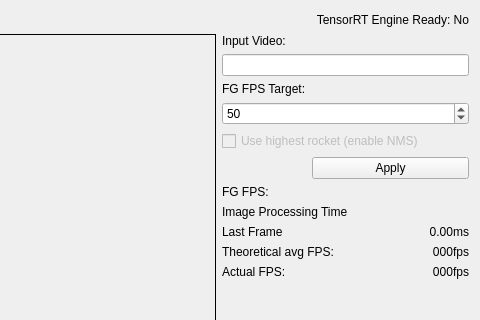
Before: the Qt Designer form src/evaluator_gui_form.ui in DavidBaldsiefen/rocket_tracker, drawn with Qt 5; both pictures show x 275 to 755 and y 0 to 320 of the 755 by 548 pixel window.
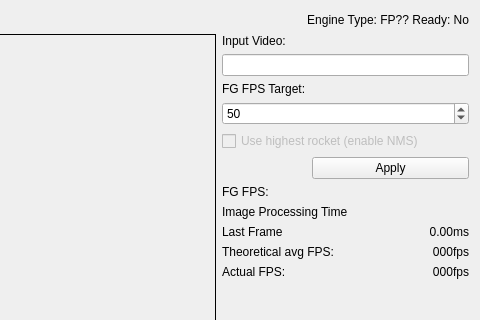
After: the same form once the commit is applied.

The edit to the form file:
```diff
--- a/src/evaluator_gui_form.ui
+++ b/src/evaluator_gui_form.ui
@@ -239,7 +239,7 @@
      <item row="0" column="1">
       <widget class="QLabel" name="trt_ready_label">
        <property name="text">
-        <string>TensorRT Engine Ready: No</string>
+        <string>Engine Type: FP?? Ready: No</string>
        </property>
        <property name="alignment">
         <set>Qt::AlignRight|Qt::AlignTrailing|Qt::AlignVCenter</set>
```
Left out of the diff: 2 changed lines with no effect on the pictures.
